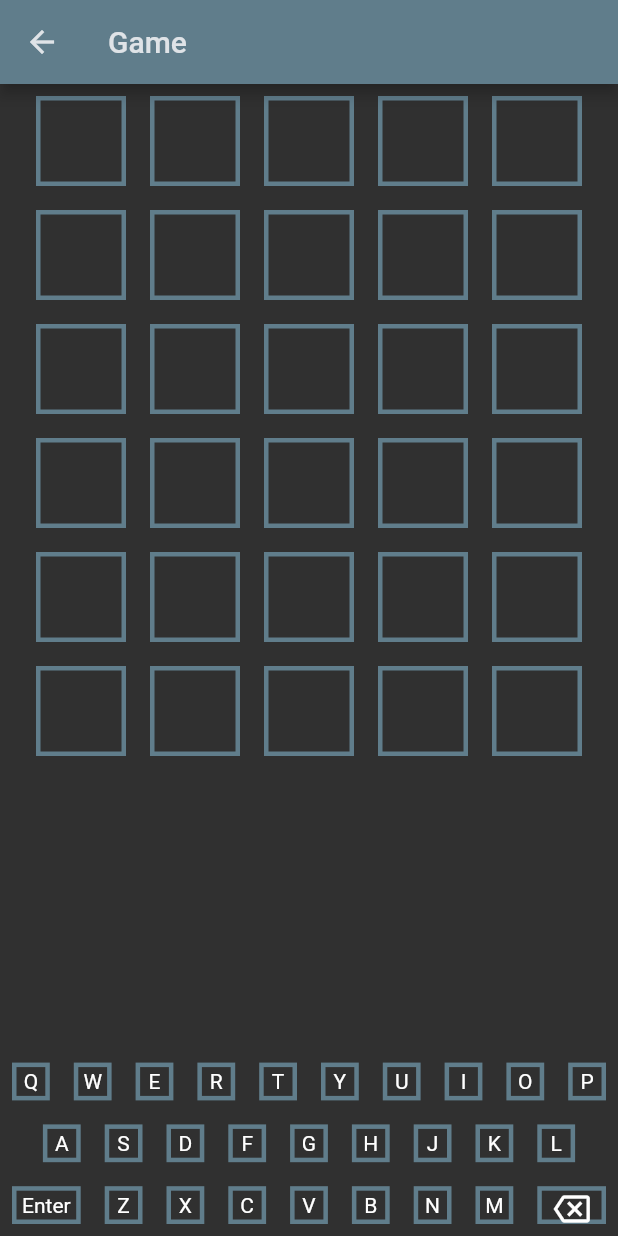
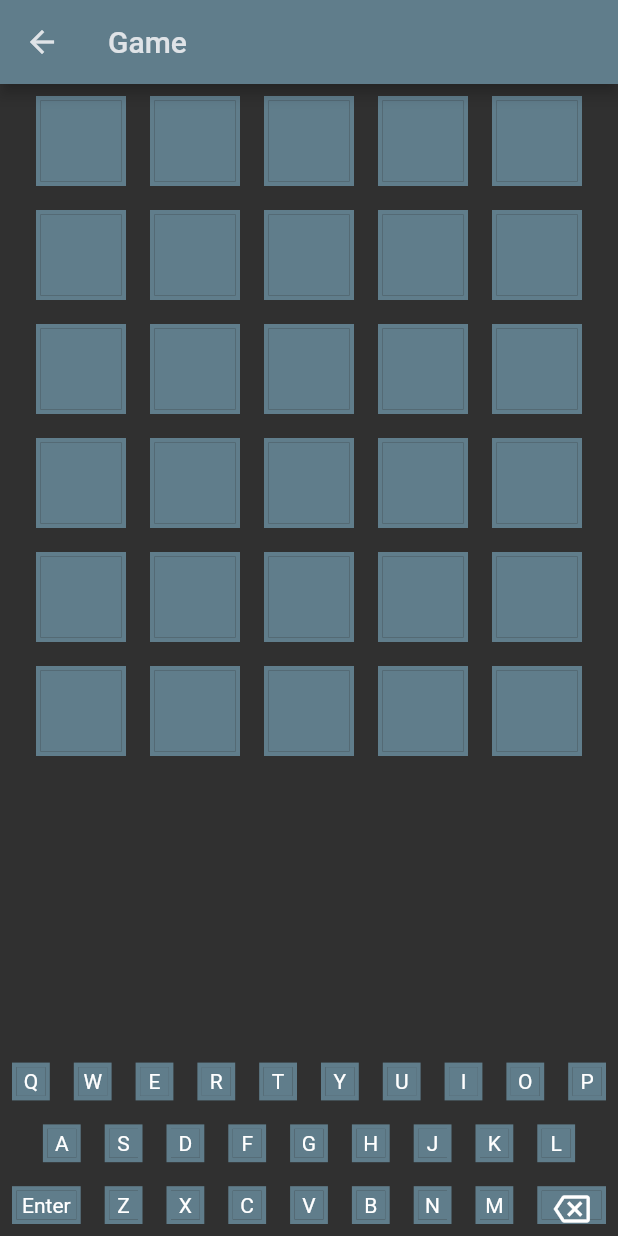
Before and after one commit to Juris710/wordle_clone, a Flutter app: the GamePage screen opened directly, on a phone screen of 412 x 824 dp. Run offline on Flutter 3.47's test engine with Material 2 defaults, Android fonts, the phone set to English and light mode, and no system bars; our stand-ins replace flutter_hooks, hooks_riverpod.

Commit message:
色変更

```diff
--- a/lib/colors.dart
+++ b/lib/colors.dart
@@ -5,9 +5,9 @@ const backgroundColorHit = Colors.green;
 
 const backgroundColorBlow = Color(0xFFB8B023);
 
-const backgroundColorMiss = Colors.blueGrey;
+const backgroundColorMiss = Colors.transparent;
 
-const backgroundColorNone = Colors.transparent;
+const backgroundColorNone = Colors.blueGrey;
 
 Color colorFromHitBlowState(HitBlowState hitBlowState) {
   switch (hitBlowState) {
```
